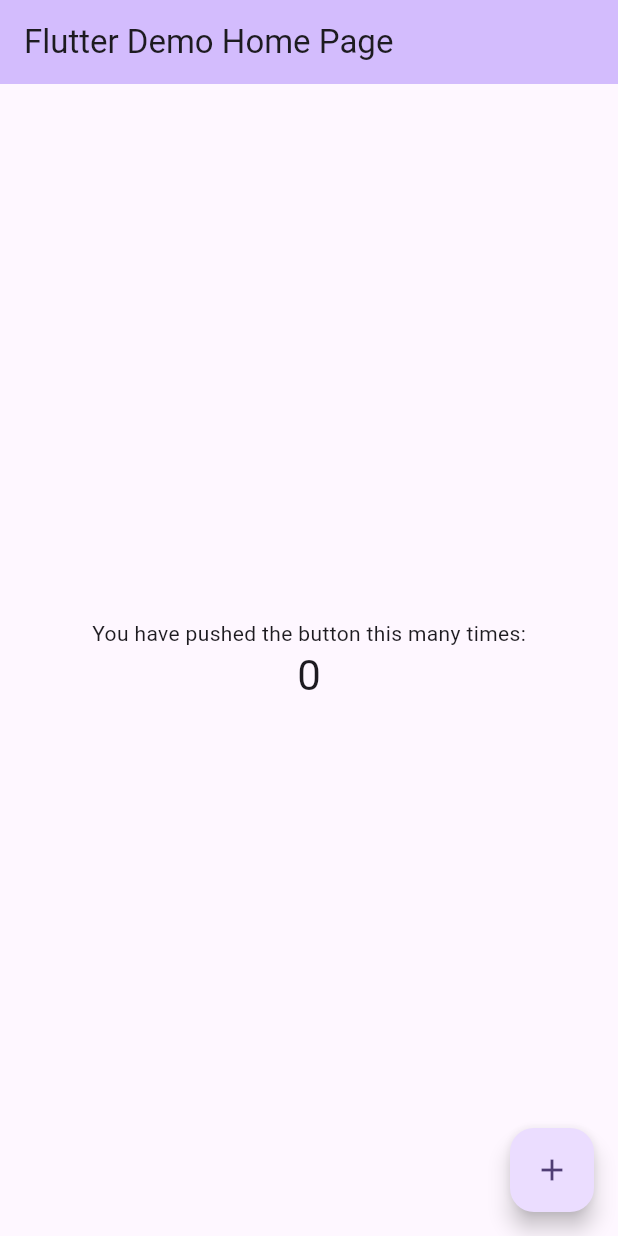
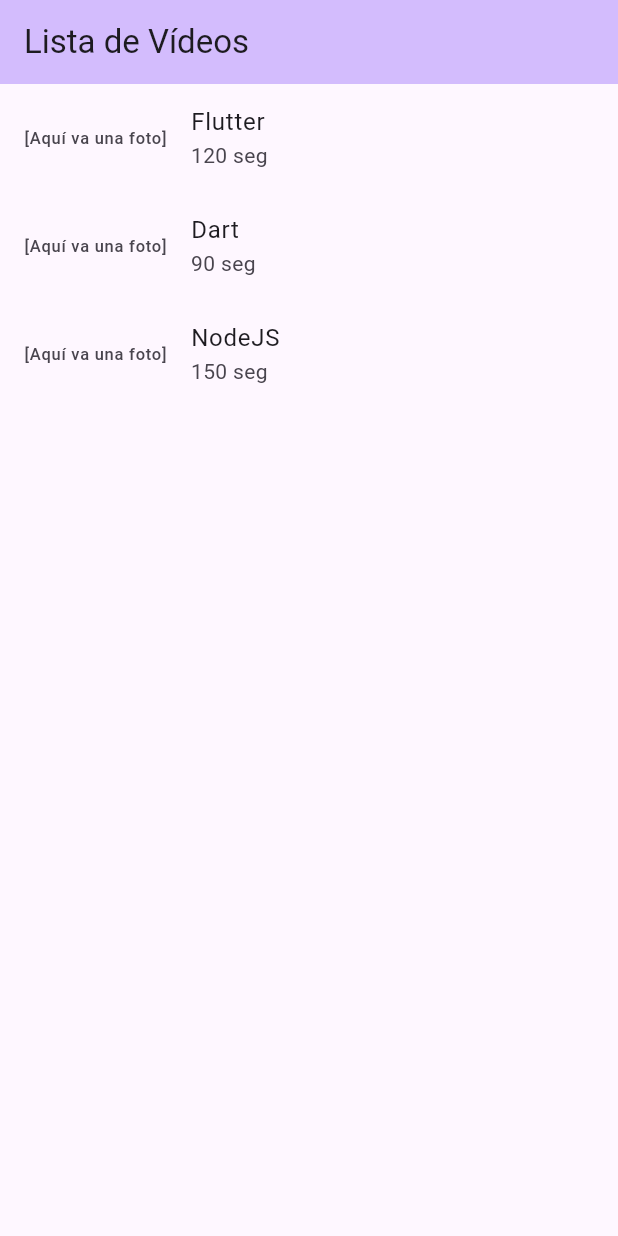
Before and after one commit to lucasBHry/justflix, a Flutter app: the screen it shows after launch, on a phone screen of 412 x 824 dp. Run offline on Flutter 3.47's test engine with Material 3 defaults, Android fonts, the phone set to English and light mode, and no system bars.

Commit message:
intento de main y avance de carpetas

```diff
--- a/justflix/lib/main.dart
+++ b/justflix/lib/main.dart
@@ -7,46 +7,28 @@
 class MyApp extends StatelessWidget {
   const MyApp({super.key});
 
-  // This widget is the root of your application.
   @override
   Widget build(BuildContext context) {
     return MaterialApp(
-      title: 'Flutter Demo',
+      title: 'Video App',
       theme: ThemeData(
-        // This is the theme of your application.
-        //
-        // TRY THIS: Try running your application with "flutter run". You'll see
-        // the application has a purple toolbar. Then, without quitting the app,
-        // try changing the seedColor in the colorScheme below to Colors.green
-        // and then invoke "hot reload" (save your changes or press the "hot
-        // reload" button in a Flutter-supported IDE, or press "r" if you used
-        // the command line to start the app).
-        //
-        // Notice that the counter didn't reset back to zero; the application
-        // state is not lost during the reload. To reset the state, use hot
-        // restart instead.
-        //
-        // This works for code too, not just values: Most code changes can be
-        // tested with just a hot reload.
         colorScheme: ColorScheme.fromSeed(seedColor: Colors.deepPurple),
       ),
-      home: const MyHomePage(title: 'Flutter Demo Home Page'),
+      home: const MyHomePage(title: 'Lista de Vídeos'),
     );
   }
 }
 
+class Video {
+  final String topic;
+  final String description;
+  final double duration;
+
+  Video(this.topic, this.description, this.duration);
+}
+
 class MyHomePage extends StatefulWidget {
   const MyHomePage({super.key, required this.title});
-
-  // This widget is the home page of your application. It is stateful, meaning
-  // that it has a State object (defined below) that contains fields that affect
-  // how it looks.
-
-  // This class is the configuration for the state. It holds the values (in this
-  // case the title) provided by the parent (in this case the App widget) and
-  // used by the build method of the State. Fields in a Widget subclass are
-  // always marked "final".
-
   final String title;
 
   @override
@@ -54,69 +36,78 @@
 }
 
 class _MyHomePageState extends State<MyHomePage> {
-  int _counter = 0;
+  final List<Video> videos = [
+    Video('Flutter', 'Introducción a Flutter', 120),
+    Video('Dart', 'Fundamentos de Dart', 90),
+    Video('NodeJS', 'Backend con NodeJS', 150),
+  ];
 
-  void _incrementCounter() {
-    setState(() {
-      // This call to setState tells the Flutter framework that something has
-      // changed in this State, which causes it to rerun the build method below
-      // so that the display can reflect the updated values. If we changed
-      // _counter without calling setState(), then the build method would not be
-      // called again, and so nothing would appear to happen.
-      _counter++;
-    });
-  }
+  Video? selectedVideo;
 
   @override
   Widget build(BuildContext context) {
-    // This method is rerun every time setState is called, for instance as done
-    // by the _incrementCounter method above.
-    //
-    // The Flutter framework has been optimized to make rerunning build methods
-    // fast, so that you can just rebuild anything that needs updating rather
-    // than having to individually change instances of widgets.
     return Scaffold(
       appBar: AppBar(
-        // TRY THIS: Try changing the color here to a specific color (to
-        // Colors.amber, perhaps?) and trigger a hot reload to see the AppBar
-        // change color while the other colors stay the same.
         backgroundColor: Theme.of(context).colorScheme.inversePrimary,
-        // Here we take the value from the MyHomePage object that was created by
-        // the App.build method, and use it to set our appbar title.
         title: Text(widget.title),
       ),
-      body: Center(
-        // Center is a layout widget. It takes a single child and positions it
-        // in the middle of the parent.
+      body: OrientationBuilder(
+        builder: (context, orientation) {
+          return orientation == Orientation.portrait
+        ? Column(
+            children: [
+              Expanded(child: _buildVideoList()),
+              if (selectedVideo != null) _buildVideoDetail(selectedVideo!),
+            ],
+          )
+        : Row(
+            children: [
+              Expanded(child: _buildVideoList()),
+              if (selectedVideo != null) Expanded(child: _buildVideoDetail(selectedVideo!)),
+            ],
+          );
+        },
+      ),
+    );
+  }
+
+  Widget _buildVideoList() {
+    return ListView.builder(
+      itemCount: videos.length,
+      itemBuilder: (context, index) {
+        final video = videos[index];
+        return ListTile(
+          leading: const Text('[Aquí va una foto]'),
+          title: Text(video.topic),
+          subtitle: Text('${video.duration.toInt()} seg'),
+          onTap: () {
+            setState(() {
+              selectedVideo = video;
+            });
+          },
+        );
+      },
+    );
+  }
+
+  Widget _buildVideoDetail(Video video) {
+    return Card(
+      margin: const EdgeInsets.all(8),
+      child: Padding(
+        padding: const EdgeInsets.all(16),
         child: Column(
-          // Column is also a layout widget. It takes a list of children and
-          // arranges them vertically. By default, it sizes itself to fit its
-          // children horizontally, and tries to be as tall as its parent.
-          //
-          // Column has various properties to control how it sizes itself and
-          // how it positions its children. Here we use mainAxisAlignment to
-          // center the children vertically; the main axis here is the vertical
-          // axis because Columns are vertical (the cross axis would be
-          // horizontal).
-          //
-          // TRY THIS: Invoke "debug painting" (choose the "Toggle Debug Paint"
-          // action in the IDE, or press "p" in the console), to see the
-          // wireframe for each widget.
-          mainAxisAlignment: MainAxisAlignment.center,
-          children: <Widget>[
-            const Text('You have pushed the button this many times:'),
-            Text(
-              '$_counter',
-              style: Theme.of(context).textTheme.headlineMedium,
-            ),
+          crossAxisAlignment: CrossAxisAlignment.start,
+          children: [
+            Text(video.topic, style: const TextStyle(fontSize: 20, fontWeight: FontWeight.bold)),
+            const SizedBox(height: 8),
+            Text(video.description),
+            const SizedBox(height: 8),
+            Text('Duración: ${video.duration.toInt()} seg'),
+            const SizedBox(height: 8),
+            const Text('[Aquí va una foto]'),
           ],
         ),
       ),
-      floatingActionButton: FloatingActionButton(
-        onPressed: _incrementCounter,
-        tooltip: 'Increment',
-        child: const Icon(Icons.add),
-      ), // This trailing comma makes auto-formatting nicer for build methods.
     );
   }
 }
```
Also changed, not shown: 1 other file.
